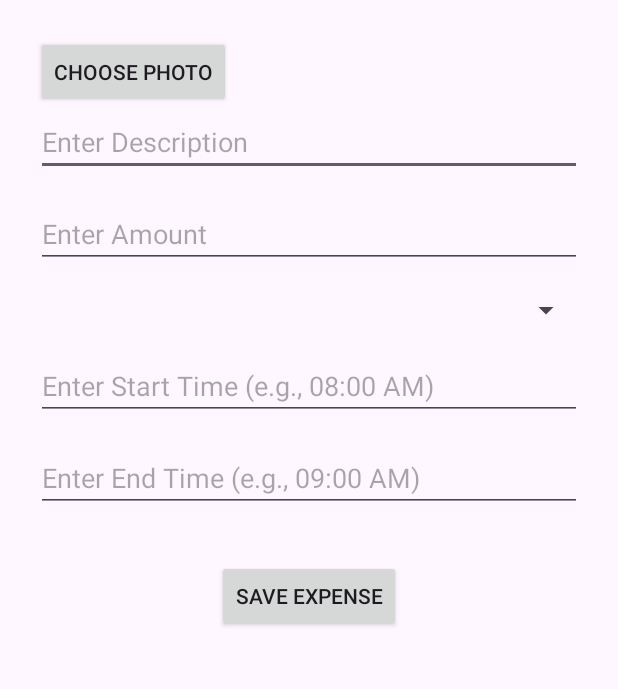
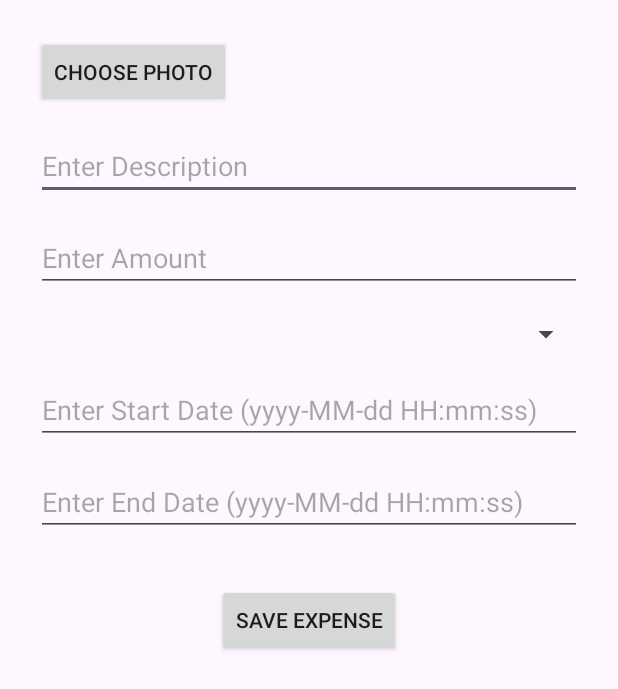
Before and after one commit to ST10256115/BudgetTrackerApp, an Android app: the NewExpenseActivity screen opened directly, with no data from a screen before it, after a tap on "SAVE EXPENSE", on a phone screen of 412 x 824 dp. Shown: the top 689 px of the screen. Run offline under Robolectric (Android 15) with nearby library versions, the phone set to English and light mode, and no system bars; our stand-ins replace Room's generated code.

```diff
--- a/app/src/main/java/vcmsa/projects/budgettrackerapp/NewExpenseActivity.kt
+++ b/app/src/main/java/vcmsa/projects/budgettrackerapp/NewExpenseActivity.kt
@@ -1,6 +1,5 @@
 package vcmsa.projects.budgettrackerapp
 
-import android.content.Intent
 import android.net.Uri
 import android.os.Bundle
 import android.widget.Button
@@ -13,6 +12,8 @@ import android.widget.AdapterView
 import androidx.activity.ComponentActivity
 import androidx.activity.result.contract.ActivityResultContracts
 import androidx.lifecycle.ViewModelProvider
+import java.text.SimpleDateFormat
+import java.util.*
 
 class NewExpenseActivity : ComponentActivity() {
 
@@ -20,14 +21,13 @@ class NewExpenseActivity : ComponentActivity() {
     private lateinit var categoryViewModel: CategoryViewModel
     private lateinit var spinnerCategory: Spinner
     private var selectedCategoryId: Long = 0
-
     private lateinit var buttonChoosePhoto: Button
     private var photoPath: String? = null
 
-    // Using the new way to get image (no deprecated methods)
+    // Launcher for picking an image
     private val pickImageLauncher = registerForActivityResult(ActivityResultContracts.GetContent()) { uri: Uri? ->
-        if (uri != null) {
-            photoPath = uri.toString()
+        uri?.let {
+            photoPath = it.toString()
             Toast.makeText(this, "Photo selected", Toast.LENGTH_SHORT).show()
         }
     }
@@ -36,14 +36,16 @@ class NewExpenseActivity : ComponentActivity() {
         super.onCreate(savedInstanceState)
         setContentView(R.layout.activity_new_expense)
 
+        // Initialize UI components
         val editTextDescription = findViewById<EditText>(R.id.editTextDescription)
         val editTextAmount = findViewById<EditText>(R.id.editTextAmount)
         spinnerCategory = findViewById(R.id.spinnerCategory)
-        val editTextStartTime = findViewById<EditText>(R.id.editTextStartTime)
-        val editTextEndTime = findViewById<EditText>(R.id.editTextEndTime)
+        val editTextStartDate = findViewById<EditText>(R.id.editTextStartDate)  // Start Date EditText
+        val editTextEndDate = findViewById<EditText>(R.id.editTextEndDate)      // End Date EditText
         val buttonSaveExpense = findViewById<Button>(R.id.buttonSaveExpense)
         buttonChoosePhoto = findViewById(R.id.buttonChoosePhoto)
 
+        // Initialize ViewModels
         expenseViewModel = ViewModelProvider(this)[ExpenseViewModel::class.java]
         categoryViewModel = ViewModelProvider(this)[CategoryViewModel::class.java]
 
@@ -65,6 +67,7 @@ class NewExpenseActivity : ComponentActivity() {
             }
         }
 
+        // Fetch all categories
         categoryViewModel.getAllCategories()
 
         // Handle choosing a photo
@@ -76,29 +79,28 @@ class NewExpenseActivity : ComponentActivity() {
         buttonSaveExpense.setOnClickListener {
             val description = editTextDescription.text.toString()
             val amountText = editTextAmount.text.toString()
-            val startTime = editTextStartTime.text.toString()
-            val endTime = editTextEndTime.text.toString()
+            val startDate = editTextStartDate.text.toString()  // Get the Start Date input
+            val endDate = editTextEndDate.text.toString()      // Get the End Date input
 
-            if (description.isEmpty() || amountText.isEmpty() || startTime.isEmpty() || endTime.isEmpty()) {
+            if (description.isEmpty() || amountText.isEmpty() || startDate.isEmpty() || endDate.isEmpty()) {
                 Toast.makeText(this, "Please fill all fields", Toast.LENGTH_SHORT).show()
             } else {
                 val amount = amountText.toDouble()
 
+                // Store the raw date as entered by the user (no formatting)
                 val newExpense = ExpenseEntity(
                     id = 0,
                     description = description,
                     amount = amount,
-                    date = System.currentTimeMillis().toString(),
-                    startTime = startTime,
-                    endTime = endTime,
+                    date = startDate,  // Directly store the entered start date as `date`
+                    startTime = startDate,  // Use the Start Date as startTime
+                    endTime = endDate,      // Use the End Date as endTime
                     categoryId = selectedCategoryId,
-                    photoPath = photoPath // Save selected photo path
+                    photoPath = photoPath
                 )
 
                 expenseViewModel.insertExpense(newExpense)
-
                 Toast.makeText(this, "Expense Saved", Toast.LENGTH_SHORT).show()
-
                 finish()
             }
         }
--- a/app/src/main/res/layout/activity_new_expense.xml
+++ b/app/src/main/res/layout/activity_new_expense.xml
@@ -16,12 +16,12 @@
             android:layout_height="wrap_content"
             android:text="Choose Photo" />
 
-
         <EditText
             android:id="@+id/editTextDescription"
             android:hint="Enter Description"
             android:layout_width="match_parent"
-            android:layout_height="wrap_content" />
+            android:layout_height="wrap_content"
+            android:layout_marginTop="16dp" />
 
         <EditText
             android:id="@+id/editTextAmount"
@@ -31,26 +31,30 @@
             android:layout_height="wrap_content"
             android:layout_marginTop="16dp"/>
 
-
+        <!-- Spinner for selecting a category -->
         <Spinner
             android:id="@+id/spinnerCategory"
             android:layout_width="match_parent"
             android:layout_height="wrap_content"
-            android:layout_marginTop="16dp" />
+            android:layout_marginTop="16dp"/>
 
+        <!-- Start Date-Time EditText -->
         <EditText
-            android:id="@+id/editTextStartTime"
-            android:hint="Enter Start Time (e.g., 08:00 AM)"
+            android:id="@+id/editTextStartDate"
+            android:hint="Enter Start Date (yyyy-MM-dd HH:mm:ss)"
             android:layout_width="match_parent"
             android:layout_height="wrap_content"
-            android:layout_marginTop="16dp" />
+            android:layout_marginTop="16dp"
+            android:inputType="datetime"/>
 
+        <!-- End Date-Time EditText -->
         <EditText
-            android:id="@+id/editTextEndTime"
-            android:hint="Enter End Time (e.g., 09:00 AM)"
+            android:id="@+id/editTextEndDate"
+            android:hint="Enter End Date (yyyy-MM-dd HH:mm:ss)"
             android:layout_width="match_parent"
             android:layout_height="wrap_content"
-            android:layout_marginTop="16dp" />
+            android:layout_marginTop="16dp"
+            android:inputType="datetime"/>
 
         <Button
             android:id="@+id/buttonSaveExpense"
@@ -59,5 +63,6 @@
             android:layout_height="wrap_content"
             android:layout_gravity="center_horizontal"
             android:layout_marginTop="32dp"/>
+
     </LinearLayout>
 </ScrollView>
```
Also changed, not shown: app/src/main/java/vcmsa/projects/budgettrackerapp/ExpenseRepository.kt (+19 -3 lines), app/src/main/java/vcmsa/projects/budgettrackerapp/MainActivity.kt (+39 -1 lines), app/src/main/res/layout/activity_main.xml (+18 -3 lines).
